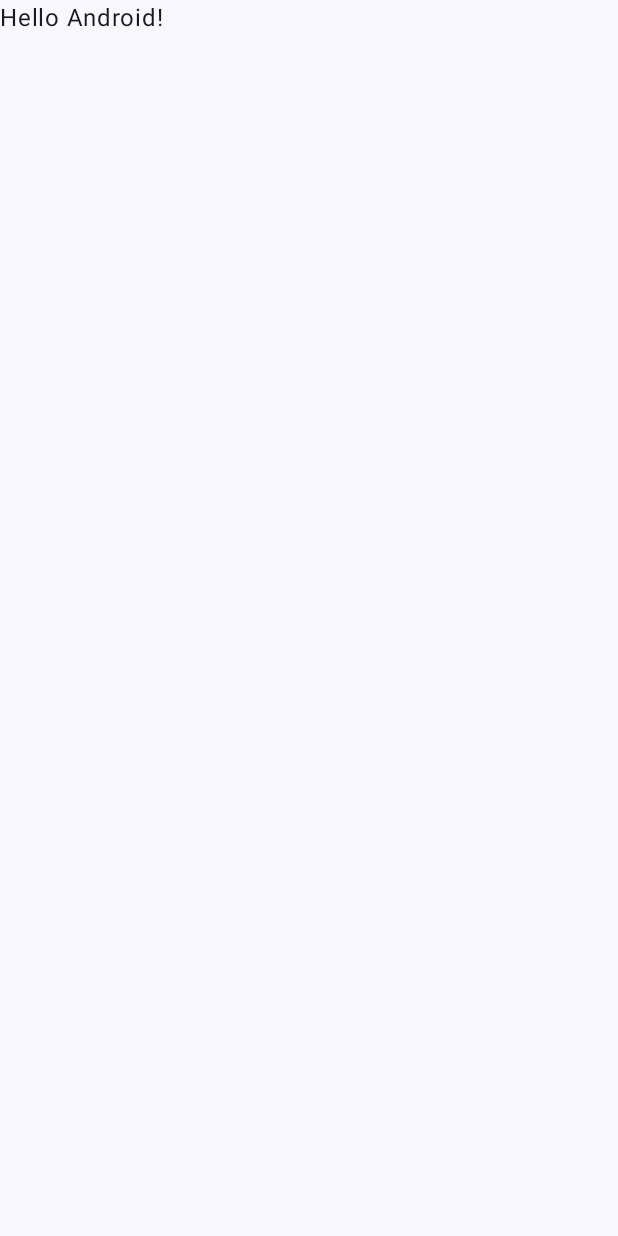
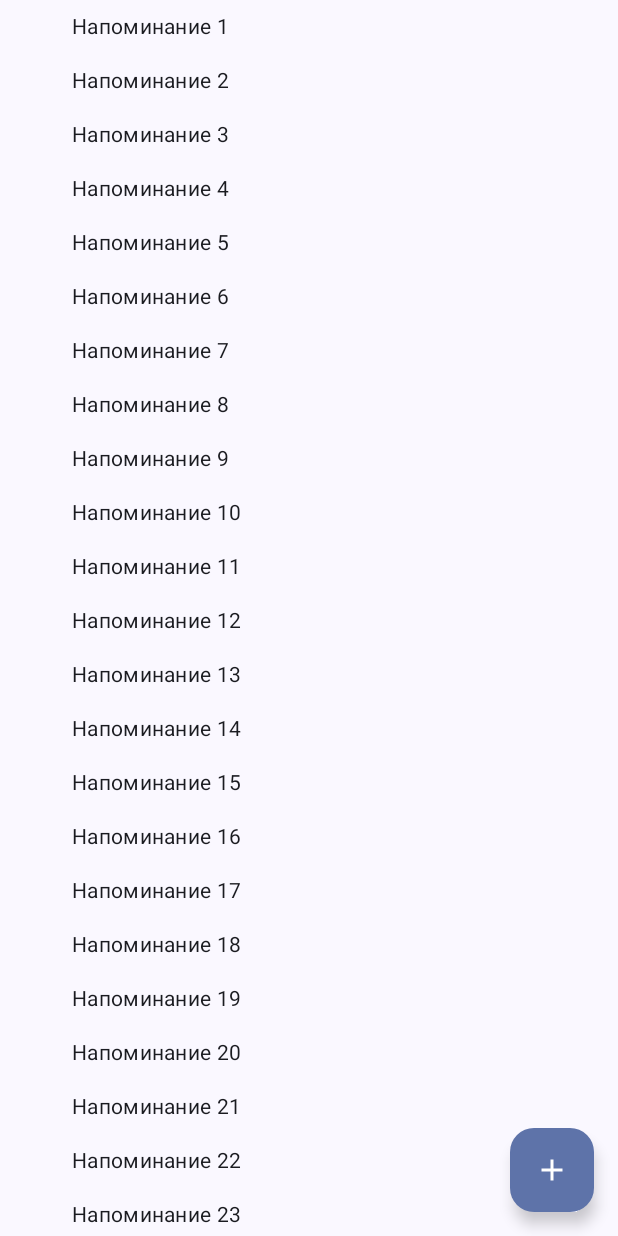
Before and after one commit to KustovYuri/FEIPNotifications, an Android app built with Jetpack Compose: the screen it shows after launch (MainActivity), on a phone screen of 412 x 824 dp. Before the commit the screen is almost empty. Run offline under Robolectric (Android 15) with nearby library versions, the phone set to English and light mode, and no system bars; our stand-ins replace Dagger/Hilt's generated code, accompanist.

Commit message:
beggining of creation Notificatins composable screen with composable utils

```diff
--- a/app/build.gradle.kts
+++ b/app/build.gradle.kts
@@ -88,6 +88,9 @@ dependencies {
 
     //navigation
     implementation(libs.androidx.navigation)
+
+    //accompanist
+    implementation(libs.google.accompanist.swiperefresh)
 }
 
 kapt{
--- a/app/src/main/AndroidManifest.xml
+++ b/app/src/main/AndroidManifest.xml
@@ -4,6 +4,7 @@
 
     <application
         android:allowBackup="true"
+        android:name=".App"
         android:dataExtractionRules="@xml/data_extraction_rules"
         android:fullBackupContent="@xml/backup_rules"
         android:icon="@mipmap/ic_launcher"
--- /dev/null
+++ b/app/src/main/java/com/example/feipnotifications/App.kt
@@ -0,0 +1,7 @@
+package com.example.feipnotifications
+
+import android.app.Application
+import dagger.hilt.android.HiltAndroidApp
+
+@HiltAndroidApp
+class App:Application()
--- a/app/src/main/java/com/example/feipnotifications/MainActivity.kt
+++ b/app/src/main/java/com/example/feipnotifications/MainActivity.kt
@@ -1,5 +1,6 @@
 package com.example.feipnotifications
 
+import android.annotation.SuppressLint
 import android.os.Bundle
 import androidx.activity.ComponentActivity
 import androidx.activity.compose.setContent
@@ -11,37 +12,20 @@ import androidx.compose.material3.Text
 import androidx.compose.runtime.Composable
 import androidx.compose.ui.Modifier
 import androidx.compose.ui.tooling.preview.Preview
-import com.example.feipnotifications.ui.theme.FEIPNotificationsTheme
+import com.example.feipnotifications.presentation.notifications.Notifications
+import com.example.feipnotifications.presentation.ui.theme.FEIPNotificationsTheme
+import dagger.hilt.android.AndroidEntryPoint
 
+@AndroidEntryPoint
 class MainActivity : ComponentActivity() {
+
     override fun onCreate(savedInstanceState: Bundle?) {
         super.onCreate(savedInstanceState)
         enableEdgeToEdge()
         setContent {
             FEIPNotificationsTheme {
-                Scaffold(modifier = Modifier.fillMaxSize()) { innerPadding ->
-                    Greeting(
-                        name = "Android",
-                        modifier = Modifier.padding(innerPadding)
-                    )
-                }
+                Notifications()
             }
         }
     }
 }
-
-@Composable
-fun Greeting(name: String, modifier: Modifier = Modifier) {
-    Text(
-        text = "Hello $name!",
-        modifier = modifier
-    )
-}
-
-@Preview(showBackground = true)
-@Composable
-fun GreetingPreview() {
-    FEIPNotificationsTheme {
-        Greeting("Android")
-    }
-}
--- /dev/null
+++ b/app/src/main/java/com/example/feipnotifications/presentation/notifications/Notifications.kt
@@ -0,0 +1,99 @@
+package com.example.feipnotifications.presentation.notifications
+
+import android.annotation.SuppressLint
+import androidx.compose.foundation.clickable
+import androidx.compose.foundation.layout.Row
+import androidx.compose.foundation.layout.fillMaxSize
+import androidx.compose.foundation.layout.fillMaxWidth
+import androidx.compose.foundation.layout.padding
+import androidx.compose.foundation.lazy.LazyColumn
+import androidx.compose.material.icons.Icons
+import androidx.compose.material.icons.filled.Add
+import androidx.compose.material3.Checkbox
+import androidx.compose.material3.FloatingActionButton
+import androidx.compose.material3.Icon
+import androidx.compose.material3.MaterialTheme
+import androidx.compose.material3.Scaffold
+import androidx.compose.material3.Text
+import androidx.compose.runtime.Composable
+import androidx.compose.ui.Alignment
+import androidx.compose.ui.Modifier
+import androidx.compose.ui.res.dimensionResource
+import androidx.compose.ui.res.stringResource
+import androidx.compose.ui.text.style.TextDecoration
+import androidx.lifecycle.viewmodel.compose.viewModel
+import com.example.feipnotifications.R
+import com.example.feipnotifications.util.LoadingContent
+
+@SuppressLint("UnusedMaterial3ScaffoldPaddingParameter")
+@Composable
+fun Notifications(
+    modifier: Modifier = Modifier,
+    viewModel: NotificationsViewModel = viewModel(),
+) {
+    Scaffold(
+        topBar = {
+
+        },
+        modifier = modifier.fillMaxSize(),
+        floatingActionButton = {
+            FloatingActionButton(onClick = {}) {
+                Icon(Icons.Filled.Add, stringResource(id = R.string.add_task))
+            }
+        }
+    ) {  paddingValues ->
+        NotificationsContent(
+            modifier = Modifier.padding(paddingValues)
+        )
+    }
+}
+
+@Composable
+private fun NotificationsContent(
+    modifier: Modifier = Modifier,
+){
+    LoadingContent(
+        loading = false,
+        empty = false,
+        emptyContent = {  },
+        onRefresh = {}
+    ) {
+        LazyColumn(
+            modifier = modifier
+                .fillMaxSize()
+                .padding(horizontal = dimensionResource(id = R.dimen.horizontal_margin))
+        ) {
+            items(45) {
+                NotificationItem(
+                    itemId = it,
+                    onTaskClick = {},
+                )
+            }
+        }
+    }
+}
+
+@Composable
+private fun NotificationItem(
+    itemId:Int,
+    onTaskClick: () -> Unit
+) {
+    Row(
+        verticalAlignment = Alignment.CenterVertically,
+        modifier = Modifier
+            .fillMaxWidth()
+            .padding(
+                horizontal = dimensionResource(id = R.dimen.horizontal_margin),
+                vertical = dimensionResource(id = R.dimen.list_item_padding),
+            )
+            .clickable { onTaskClick() }
+    ) {
+        Text(
+            text = "Напоминание ${itemId+1}",
+            style = MaterialTheme.typography.bodyMedium,
+            modifier = Modifier.padding(
+                start = dimensionResource(id = R.dimen.horizontal_margin)
+            ),
+        )
+    }
+}
--- /dev/null
+++ b/app/src/main/java/com/example/feipnotifications/presentation/notifications/NotificationsViewModel.kt
@@ -0,0 +1,11 @@
+package com.example.feipnotifications.presentation.notifications
+
+import androidx.lifecycle.ViewModel
+import dagger.hilt.android.AndroidEntryPoint
+import dagger.hilt.android.lifecycle.HiltViewModel
+import javax.inject.Inject
+
+@HiltViewModel
+class NotificationsViewModel @Inject constructor():ViewModel() {
+
+}
--- a/app/src/main/java/com/example/feipnotifications/ui/theme/Color.kt
+++ b/app/src/main/java/com/example/feipnotifications/presentation/ui/theme/Color.kt
@@ -1,4 +1,4 @@
-package com.example.feipnotifications.ui.theme
+package com.example.feipnotifications.presentation.ui.theme
 
 import androidx.compose.ui.graphics.Color
 
--- a/app/src/main/java/com/example/feipnotifications/ui/theme/Theme.kt
+++ b/app/src/main/java/com/example/feipnotifications/presentation/ui/theme/Theme.kt
@@ -1,4 +1,4 @@
-package com.example.feipnotifications.ui.theme
+package com.example.feipnotifications.presentation.ui.theme
 
 import android.app.Activity
 import android.os.Build
--- a/app/src/main/java/com/example/feipnotifications/ui/theme/Type.kt
+++ b/app/src/main/java/com/example/feipnotifications/presentation/ui/theme/Type.kt
@@ -1,4 +1,4 @@
-package com.example.feipnotifications.ui.theme
+package com.example.feipnotifications.presentation.ui.theme
 
 import androidx.compose.material3.Typography
 import androidx.compose.ui.text.TextStyle
--- /dev/null
+++ b/app/src/main/java/com/example/feipnotifications/util/ComposeUtils.kt
@@ -0,0 +1,27 @@
+package com.example.feipnotifications.util
+
+import androidx.compose.runtime.Composable
+import androidx.compose.ui.Modifier
+import com.google.accompanist.swiperefresh.SwipeRefresh
+import com.google.accompanist.swiperefresh.rememberSwipeRefreshState
+
+@Composable
+fun LoadingContent(
+    loading: Boolean,
+    empty: Boolean,
+    emptyContent: @Composable () -> Unit,
+    onRefresh: () -> Unit,
+    modifier: Modifier = Modifier,
+    content: @Composable () -> Unit
+) {
+    if (empty) {
+        emptyContent()
+    } else {
+        SwipeRefresh(
+            state = rememberSwipeRefreshState(loading),
+            onRefresh = onRefresh,
+            modifier = modifier,
+            content = content,
+        )
+    }
+}
--- a/app/src/main/res/values/strings.xml
+++ b/app/src/main/res/values/strings.xml
@@ -1,3 +1,4 @@
 <resources>
     <string name="app_name">FEIPNotifications</string>
+    <string name="add_task">Добавить напоминание</string>
 </resources>
--- a/gradle/libs.versions.toml
+++ b/gradle/libs.versions.toml
@@ -15,6 +15,7 @@ retrofit = "2.9.0"
 okhttpInterceptor = "5.0.0-alpha.11"
 gson = "2.10.1"
 navigationCompose = "2.7.7"
+accompanist = "0.24.13-rc"
 
 [libraries]
 androidx-core-ktx = { group = "androidx.core", name = "core-ktx", version.ref = "coreKtx" }
@@ -42,6 +43,8 @@ code-gson = {group = "com.google.code.gson", name = "gson",version.ref = "gson"}
 okhttp3-interceptor = {group = "com.squareup.okhttp3", name = "logging-interceptor", version.ref = "okhttpInterceptor"}
 retrofit2-retrofit = {group = "com.squareup.retrofit2", name = "retrofit", version.ref ="retrofit"}
 retrofit2-converter-gson = {group = "com.squareup.retrofit2", name = "converter-gson", version.ref ="retrofit"}
+google-accompanist-swiperefresh = {group = "com.google.accompanist", name ="accompanist-swiperefresh", version.ref ="accompanist"}
+
 
 [plugins]
 android-application = { id = "com.android.application", version.ref = "agp" }
```
Also changed, not shown: app/src/main/res/values/dimens.xml (added, +12 -0 lines).
